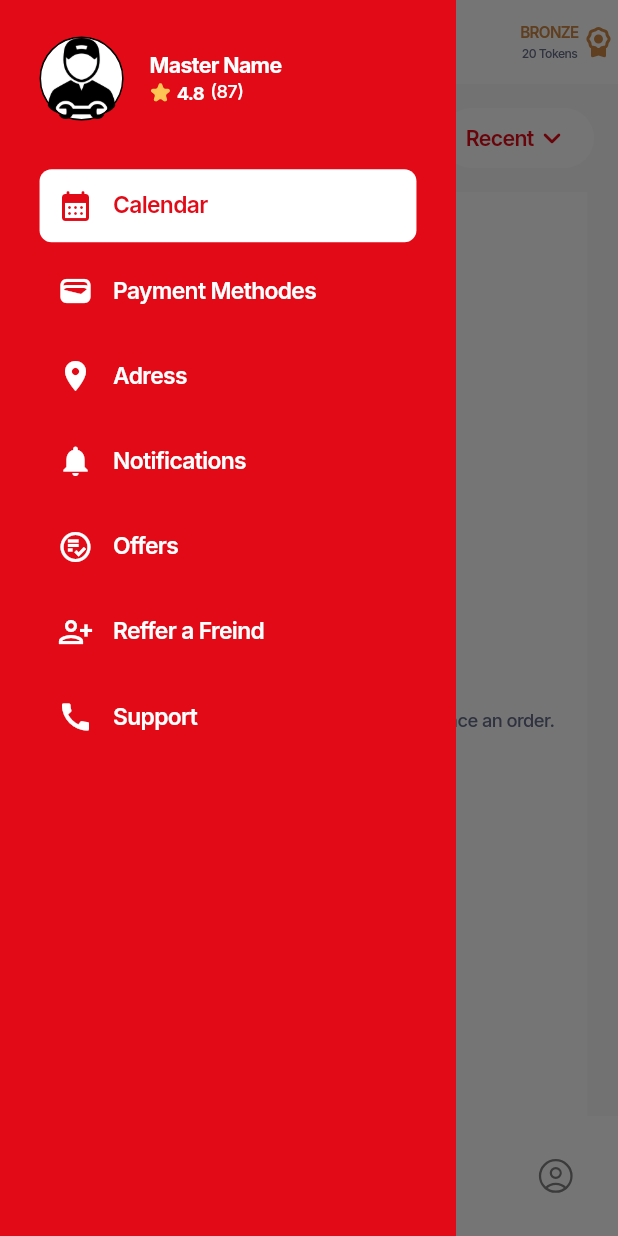
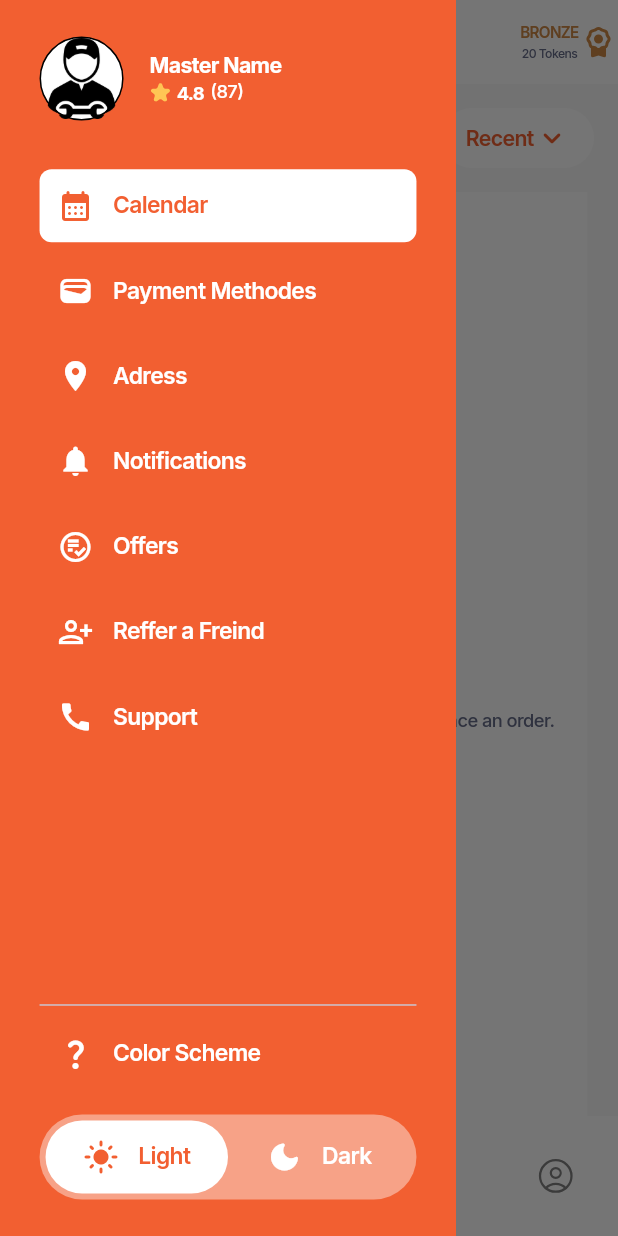
Before and after one commit to aymer-prime/gelirx, a Flutter app: the AlternateMainPage screen opened by its route, item 3 of the bottom bar chosen, with the side drawer open, on a phone screen of 412 x 824 dp. Run offline on Flutter 3.47's test engine with Material 3 defaults, Android fonts, the phone set to English and light mode, and no system bars; our stand-ins replace another_flushbar, auto_route, bloc, cached_network_image, connectivity_plus, dartz and 24 more; missing offline and left inert: dart:ffi, flutter_callkit_incoming, flutter_facebook_auth, flutter_map_cancellable_tile_provider, geolocator_platform_interface; accounts and stored records are empty; network calls fail.

Commit message:
app drawer ui update

```diff
--- a/lib/app/utils/resources/color_manager.dart
+++ b/lib/app/utils/resources/color_manager.dart
@@ -2,15 +2,10 @@ import 'package:flutter/material.dart';
 
 class ColorManager {
   //general
-  static Color primary = const Color(0xffE30A17);
-  static Color lightPrimary = const Color(0xfffa858c);
-  static Color darkPrimary = const Color(0xffab0811);
-  static Color primaryNew = const Color(0xffF9E14B);
-  static Color lightPrimaryNew = const Color(0xffF9E14B);
-  static Color darkPrimaryNew = const Color(0xffF9E14B);
-  static Color secondaryNew = const Color(0xff34054A);
-  static Color lightSecondaryNew = const Color(0xff650a8f);
-  static Color darkSecondaryNew = const Color(0xff34054A);
+  static Color primary = const Color(0xffF25F31);
+  static Color lightPrimary = const Color(0xfff7a287);
+  static Color darkPrimary = const Color(0xffa8300b);
+
   static Color background = const Color(0xffF9F9F9);
   static Color white = const Color(0xffffffff);
   static Color black = const Color(0xff000000);
--- a/lib/features/main/presentation/page/alternate_main_page.dart
+++ b/lib/features/main/presentation/page/alternate_main_page.dart
@@ -213,6 +213,93 @@ class _AlternateMainPageState extends State<AlternateMainPage> {
                 label: 'Support',
                 icon: Icons.call,
               ),
+              Expanded(child: SizedBox()),
+              Divider(),
+              DrawerTile(
+                isSelected: false,
+                label: 'Color Scheme',
+                icon: Icons.question_mark_rounded,
+              ),
+              SizedBox(height: AppSize.s16.h),
+              Container(
+                padding: const EdgeInsets.all(AppSize.s4),
+                decoration: BoxDecoration(
+                  color: ColorManager.lightPrimary,
+                  borderRadius: BorderRadius.circular(AppSize.s40.r),
+                ),
+                child: Row(
+                  children: [
+                    Flexible(
+                      child: Container(
+                        height: AppSize.s48.h,
+                        padding: const EdgeInsets.all(AppPadding.p4),
+                        decoration: BoxDecoration(
+                          color:
+                              !true ? ColorManager.primary : ColorManager.white,
+                          borderRadius: BorderRadius.circular(
+                            AppSize.s40,
+                          ),
+                        ),
+                        child: Row(
+                          mainAxisAlignment: MainAxisAlignment.center,
+                          children: [
+                            Icon(
+                              Icons.light_mode_rounded,
+                              color: true
+                                  ? ColorManager.primary
+                                  : ColorManager.white,
+                            ),
+                            SizedBox(width: AppSize.s12.w),
+                            Text(
+                              'Light',
+                              style: context.textTheme.labelLarge!.copyWith(
+                                fontSize: FontSizeManager.s15,
+                                color: true
+                                    ? ColorManager.primary
+                                    : ColorManager.white,
+                              ),
+                            ),
+                          ],
+                        ),
+                      ),
+                    ),
+                    Flexible(
+                      child: Container(
+                        height: AppSize.s48.h,
+                        padding: const EdgeInsets.all(AppPadding.p4),
+                        decoration: BoxDecoration(
+                          color: !false ? null : ColorManager.white,
+                          borderRadius: BorderRadius.circular(
+                            AppSize.s40,
+                          ),
+                        ),
+                        child: Row(
+                          mainAxisAlignment: MainAxisAlignment.center,
+                          children: [
+                            Icon(
+                              Icons.dark_mode_rounded,
+                              color: false
+                                  ? ColorManager.primary
+                                  : ColorManager.white,
+                            ),
+                            SizedBox(width: AppSize.s12.w),
+                            Text(
+                              'Dark',
+                              style: context.textTheme.labelLarge!.copyWith(
+                                fontSize: FontSizeManager.s15,
+                                color: false
+                                    ? ColorManager.primary
+                                    : ColorManager.white,
+                              ),
+                            ),
+                          ],
+                        ),
+                      ),
+                    ),
+                  ],
+                ),
+              ),
+              SizedBox(height: AppSize.s24.h),
             ],
           ),
         ),
```
